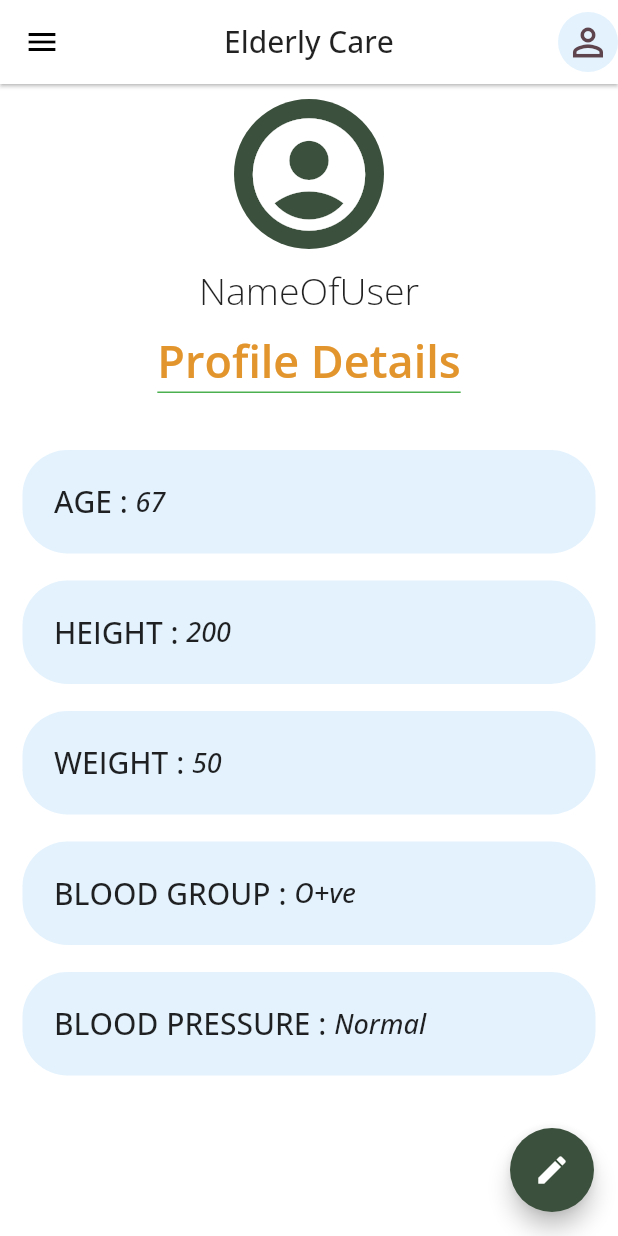
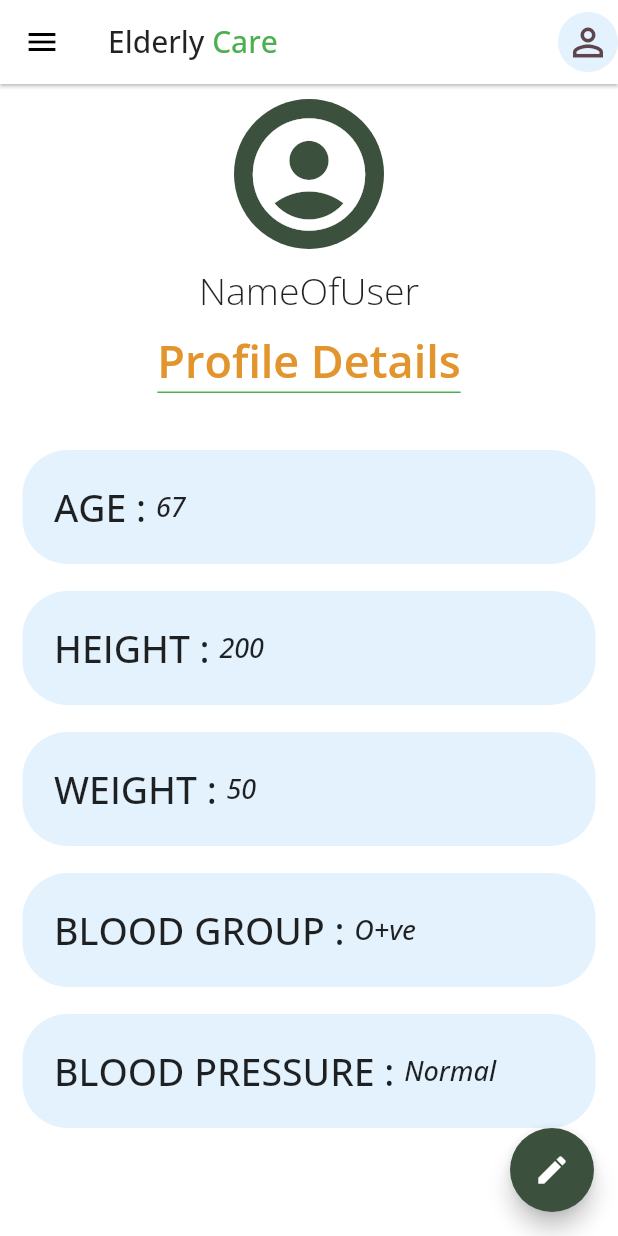
Before and after one commit to adarshbalu/elderly_app, a Flutter app: the screen it shows after launch, after a tap on the "perm identity" icon, on a phone screen of 412 x 824 dp. Run offline on Flutter 3.47's test engine with Material 2 defaults, Android fonts, the phone set to English and light mode, and no system bars; our stand-ins replace connectivity, flutter_spinkit, font_awesome_flutter.

Commit message:
Implemented Media Query on Profile page

```diff
--- a/lib/screens/home_screen.dart
+++ b/lib/screens/home_screen.dart
@@ -16,17 +16,23 @@ class _HomeScreenState extends State<HomeScreen> {
   @override
   Widget build(BuildContext context) {
     MediaQueryData deviceInfo = MediaQuery.of(context);
-    double factor = 0;
     double screenWidth = deviceInfo.size.width;
     double screenHeight = deviceInfo.size.height;
+
     dimensions(screenHeight, screenWidth);
-    if (screenHeight > 640) {
-      factor = screenHeight * (5 / 100);
-    }
+
     return Scaffold(
       drawer: AppDrawer(),
       appBar: AppBar(
-        title: Text('Elderly Care'),
+        title: Row(
+          children: <Widget>[
+            Text('Elderly '),
+            Text(
+              'Care',
+              style: TextStyle(color: Colors.green),
+            ),
+          ],
+        ),
         centerTitle: true,
         elevation: 1,
         actions: <Widget>[
@@ -48,20 +54,18 @@ class _HomeScreenState extends State<HomeScreen> {
         ],
       ),
       body: Column(
-        mainAxisAlignment: MainAxisAlignment.center,
         children: <Widget>[
           SizedBox(
-            height: screenHeight * (9 / 100),
+            height: screenHeight * 0.1,
           ),
-          Expanded(
-            child: Row(
+          Row(
             children: <Widget>[
               Expanded(
                 child: Column(
                   children: <Widget>[
                     GestureDetector(
                       child: CardButton(
-                          height: screenHeight * (20 / 100) - factor,
+                        height: screenHeight * 0.2,
                         width: screenWidth * (35 / 100),
                         icon: FontAwesomeIcons.heartbeat,
                         size: screenWidth * (25 / 100),
@@ -84,10 +88,10 @@ class _HomeScreenState extends State<HomeScreen> {
                   children: <Widget>[
                     GestureDetector(
                       child: CardButton(
-                          height: screenHeight * (20 / 100) - factor,
+                        height: screenHeight * (20 / 100),
                         width: screenWidth * (35 / 100),
                         icon: FontAwesomeIcons.capsules,
-                          size: screenWidth * (25 / 100),
+                        size: screenWidth * 0.2,
                         color: Color(0xffE3952D),
                         borderColor: Color(0xffe2932c),
                       ),
@@ -104,19 +108,17 @@ class _HomeScreenState extends State<HomeScreen> {
               )
             ],
           ),
+          SizedBox(
+            height: screenHeight * 0.06,
           ),
-          SizedBox(
-            height: screenHeight * (7.5 / 100) - factor,
-          ),
-          Expanded(
-            child: Row(
+          Row(
             children: <Widget>[
               Expanded(
                 child: Column(
                   children: <Widget>[
                     GestureDetector(
                       child: CardButton(
-                          height: screenHeight * (20 / 100) - factor,
+                        height: screenHeight * (20 / 100),
                         width: screenWidth * (35 / 100),
                         icon: FontAwesomeIcons.hospital,
                         size: screenWidth * (25 / 100),
@@ -139,7 +141,7 @@ class _HomeScreenState extends State<HomeScreen> {
                   children: <Widget>[
                     GestureDetector(
                       child: CardButton(
-                          height: screenHeight * (20 / 100) - factor,
+                        height: screenHeight * (20 / 100),
                         width: screenWidth * (35 / 100),
                         icon: FontAwesomeIcons.child,
                         size: screenWidth * (25 / 100),
@@ -159,16 +161,25 @@ class _HomeScreenState extends State<HomeScreen> {
               )
             ],
           ),
+          SizedBox(
+            height: screenHeight * (5 / 100),
           ),
-          SizedBox(
-            height: screenHeight * (5 / 100) - factor,
+          Center(
+            child: GestureDetector(
+              onTap: () {
+                print('Button urgent');
+              },
+              child: Container(
+                padding: EdgeInsets.symmetric(vertical: 15.0, horizontal: 55.0),
+                decoration: BoxDecoration(
+                  borderRadius: BorderRadius.circular(30),
+                  color: Colors.redAccent,
                 ),
-          Expanded(
-            child: RaisedButton(
-              child: Text('Button'),
-              onPressed: () {
-                Navigator.pushNamed(context, ProfileScreen.id);
-              },
+                child: Text(
+                  'Urgent',
+                  style: TextStyle(color: Colors.white, fontSize: 20.0),
+                ),
+              ),
             ),
           )
         ],
--- a/lib/screens/profile_screen.dart
+++ b/lib/screens/profile_screen.dart
@@ -12,6 +12,14 @@ class ProfileScreen extends StatefulWidget {
 class _ProfileScreenState extends State<ProfileScreen> {
   @override
   Widget build(BuildContext context) {
+    MediaQueryData deviceInfo = MediaQuery.of(context);
+    double screenWidth = deviceInfo.size.width;
+    double screenHeight = deviceInfo.size.height;
+
+    double kTextSize = 19.0;
+    if (screenHeight > 641) {
+      kTextSize = 25.0;
+    }
     return Scaffold(
       drawer: AppDrawer(),
       floatingActionButton: FloatingActionButton(
@@ -24,7 +32,15 @@ class _ProfileScreenState extends State<ProfileScreen> {
         backgroundColor: Color(0xff3c513d),
       ),
       appBar: AppBar(
-        title: Text('Elderly Care'),
+        title: Row(
+          children: <Widget>[
+            Text('Elderly '),
+            Text(
+              'Care',
+              style: TextStyle(color: Colors.green),
+            ),
+          ],
+        ),
         centerTitle: true,
         elevation: 1,
         actions: <Widget>[
@@ -88,23 +104,31 @@ class _ProfileScreenState extends State<ProfileScreen> {
           ProfileDetails(
             detailName: 'AGE',
             detailValue: '67',
+            textSize: kTextSize,
           ),
           ProfileDetails(
             detailName: 'HEIGHT',
             detailValue: '200',
+            textSize: kTextSize,
           ),
           ProfileDetails(
             detailName: 'WEIGHT',
+            textSize: kTextSize,
             detailValue: '50',
           ),
           ProfileDetails(
+            textSize: kTextSize,
             detailName: 'BLOOD GROUP',
             detailValue: 'O+ve',
           ),
           ProfileDetails(
+            textSize: kTextSize,
             detailName: 'BLOOD PRESSURE',
             detailValue: 'Normal',
           ),
+          SizedBox(
+            height: 25.0,
+          )
         ],
       ),
     );
@@ -113,8 +137,8 @@ class _ProfileScreenState extends State<ProfileScreen> {
 
 class ProfileDetails extends StatelessWidget {
   String detailName, detailValue;
-
-  ProfileDetails({this.detailName, this.detailValue});
+  double textSize;
+  ProfileDetails({this.detailName, this.detailValue, this.textSize});
 
   @override
   Widget build(BuildContext context) {
@@ -129,7 +153,7 @@ class ProfileDetails extends StatelessWidget {
         children: <Widget>[
           Text(
             '$detailName : ',
-            style: TextStyle(fontSize: 20.0, fontWeight: FontWeight.w500),
+            style: TextStyle(fontSize: textSize, fontWeight: FontWeight.w500),
           ),
           Text(
             '$detailValue',
--- a/lib/widgets/home_screen_widgets.dart
+++ b/lib/widgets/home_screen_widgets.dart
@@ -17,7 +17,7 @@ class CardButton extends StatelessWidget {
       width: width,
       decoration: BoxDecoration(
           color: color,
-          borderRadius: BorderRadius.circular(20),
+          borderRadius: BorderRadius.circular(30),
           boxShadow: [
             BoxShadow(
               color: borderColor,
@@ -25,7 +25,7 @@ class CardButton extends StatelessWidget {
               offset: Offset(0, 8.0),
             ),
           ]),
-      margin: EdgeInsets.all(10.0),
+      margin: EdgeInsets.all(5.0),
       child: Icon(
         icon,
         size: size,
```
Lines whose indentation alone changed are shown as unchanged.
